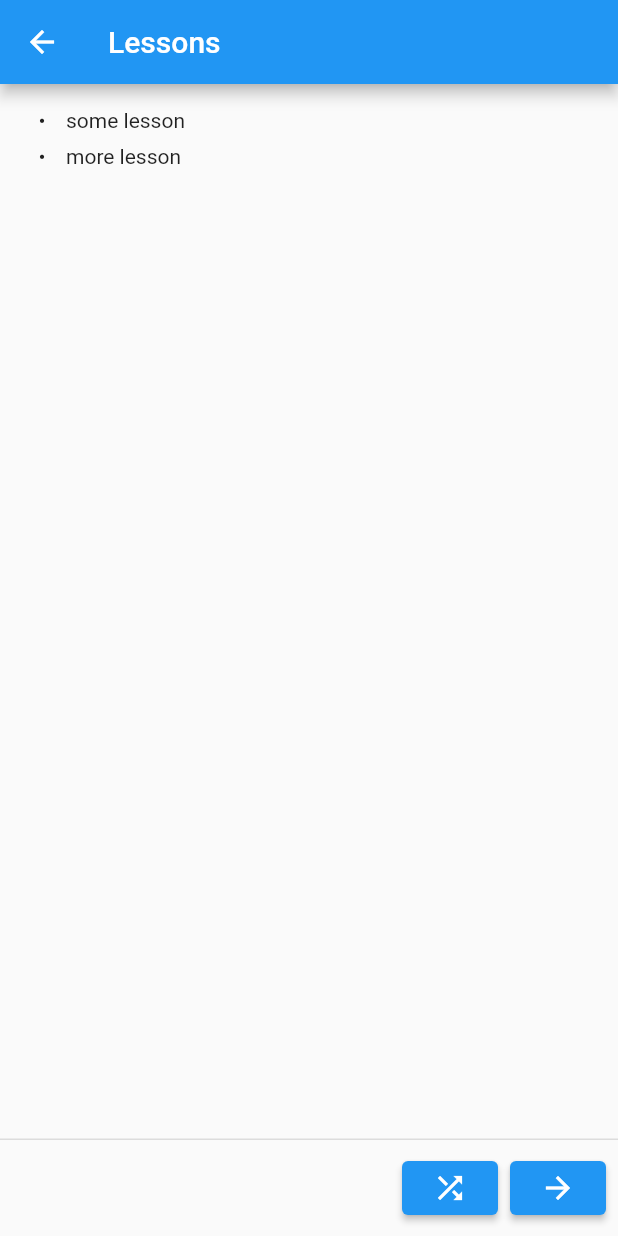
After one commit to bobby-corculture/joy, a Flutter app: the MeditationPage screen opened directly, after a tap on the "shuffle" icon, on a phone screen of 412 x 824 dp. The commit adds this screen. Run offline on Flutter 3.47's test engine with Material 2 defaults, Android fonts, the phone set to English and light mode, and no system bars; our stand-ins replace assets_audio_player, flutter_markdown, logger; missing offline and left inert: android_alarm_manager_plus, flutter_email_sender.

Commit message:
untested - attempted to change app name and test meditation gongs

```diff
--- a/lib/main.dart
+++ b/lib/main.dart
@@ -2,8 +2,12 @@ import 'package:flutter/material.dart';
 import 'package:corculture_personal_growth/lessons.dart';
 import 'package:corculture_personal_growth/email.dart';
 import 'package:flutter/services.dart';
+import 'package:android_alarm_manager_plus/android_alarm_manager_plus.dart';
 
-void main() => runApp(const MyApp());
+void main() async {
+  await AndroidAlarmManager.initialize();
+  runApp(const MyApp());
+}
 
 class MyApp extends StatelessWidget {
   const MyApp({Key? key}) : super(key: key);
--- /dev/null
+++ b/lib/meditation.dart
@@ -0,0 +1,66 @@
+import 'package:flutter/material.dart';
+import 'package:corculture_personal_growth/components/text_fields.dart';
+import 'package:corculture_personal_growth/lessons.dart';
+import 'package:flutter_email_sender/flutter_email_sender.dart';
+import 'package:assets_audio_player/assets_audio_player.dart';
+import 'package:flutter_markdown/flutter_markdown.dart' as md;
+import 'package:android_alarm_manager_plus/android_alarm_manager_plus.dart';
+
+class MeditationPage extends StatefulWidget {
+  MeditationPage({Key? key}) : super(key: key);
+
+  final String title = 'Meditation';
+
+  @override
+  _MeditationPageState createState() => _MeditationPageState();
+}
+
+class _MeditationPageState extends State<MeditationPage> {
+  Lesson randomLesson = Lesson(
+      title: 'Random lesson here',
+      mdContent: '* some lesson\n* more lesson',
+      path: 'random/lesson');
+
+  void playGong() {
+    AssetsAudioPlayer.newPlayer().open(
+      Audio("assets/audio/gong_deep_single.ogg"),
+    );
+  }
+
+  void delayGong() {
+    const int tmpAlarmID = 0;
+    AndroidAlarmManager.oneShot(const Duration(seconds: 5), tmpAlarmID, playGong);
+  }
+
+  Widget displayMarkdown(Lesson lesson){
+    var style = md.MarkdownStyleSheet(
+      textAlign: WrapAlignment.center,
+      h1Align: WrapAlignment.center,
+    );
+    // Column(
+    //         mainAxisAlignment: MainAxisAlignment.center,
+    //         crossAxisAlignment: CrossAxisAlignment.center,
+    //         children: [
+    return md.Markdown(styleSheet: style, data: lesson.mdContent);
+  }
+
+  @override
+  Widget build(BuildContext context) {
+    return Scaffold(
+      appBar: AppBar(
+        title: Text('Lessons'),
+      ),
+      body: displayMarkdown(randomLesson),
+      persistentFooterButtons: [
+        ElevatedButton(
+          child: new Icon(Icons.shuffle),
+          onPressed: playGong,
+        ),
+        ElevatedButton(
+          child: new Icon(Icons.arrow_forward),
+          onPressed: delayGong,
+        ),
+      ],
+    );
+  }
+}
--- a/pubspec.yaml
+++ b/pubspec.yaml
@@ -33,6 +33,8 @@ dependencies:
   logger: ^1.1.0
   json_annotation: ^4.4.0
   flutter_email_sender: ^5.0.2
+  android_alarm_manager_plus: ^2.0.3
+  assets_audio_player: ^3.0.3+7
 
 
   # The following adds the Cupertino Icons font to your application.
```
Also changed, not shown: pubspec.lock, 3 other files.
